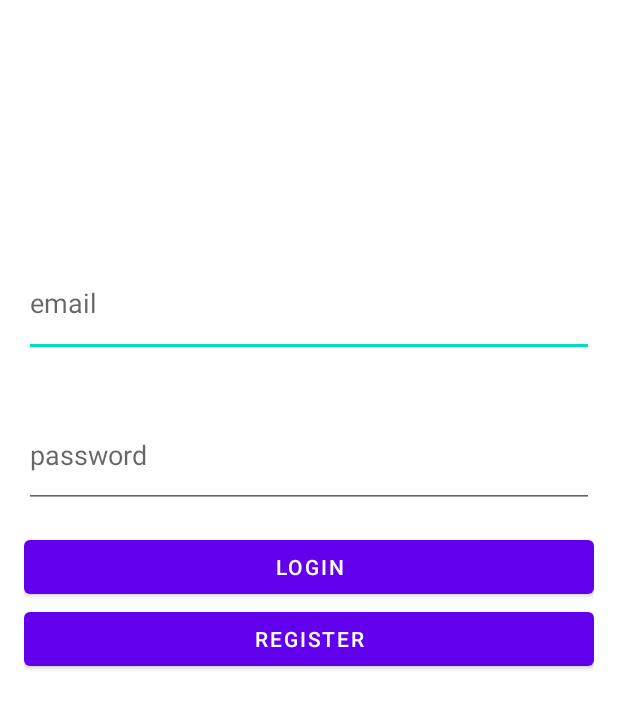
After one commit to ThreeHighlanders/MorningBrew, an Android app: the layout activity_login.xml on its own in the app's theme, with its tools: preview values and no code run, on a phone screen of 412 x 824 dp. The commit adds this screen. Shown: the top 708 px of the screen. Run offline under Robolectric (Android 15) with nearby library versions, the phone set to English and light mode, and no system bars.

Commit message:
Added email and password fields, register button, and connected activity to LoginActivity

```diff
--- a/app/build.gradle
+++ b/app/build.gradle
@@ -38,4 +38,8 @@ dependencies {
     androidTestImplementation 'androidx.test.espresso:espresso-core:3.3.0'
     implementation "com.github.parse-community.Parse-SDK-Android:parse:1.18.5"
 
+
+    implementation 'com.github.parse-community.Parse-SDK-Android:parse:1.25.0'
+    implementation 'com.squareup.okhttp3:logging-interceptor:3.8.1' // for logging API calls to LogCat
+
 }
--- /dev/null
+++ b/app/src/main/res/layout/activity_login.xml
@@ -0,0 +1,48 @@
+<?xml version="1.0" encoding="utf-8"?>
+<LinearLayout
+    xmlns:android="http://schemas.android.com/apk/res/android"
+    xmlns:app="http://schemas.android.com/apk/res-auto"
+    xmlns:tools="http://schemas.android.com/tools"
+    android:layout_width="match_parent"
+    android:layout_height="wrap_content"
+    android:layout_margin= "16dp"
+    android:orientation="vertical"
+    tools:context=".LoginActivity">
+
+    <EditText
+        android:id="@+id/email"
+        android:layout_width="match_parent"
+        android:layout_height="72dp"
+        android:layout_marginTop="150dp"
+        android:layout_marginBottom="15dp"
+        android:layout_weight="1"
+        android:ems="10"
+        android:hint="email"
+        android:inputType="text" />
+
+    <EditText
+        android:id="@+id/password"
+        android:layout_width="match_parent"
+        android:layout_height="70dp"
+        android:layout_marginTop="15dp"
+        android:layout_marginBottom="15dp"
+        android:layout_weight="1"
+        android:ems="10"
+        android:hint="password"
+        android:inputType="textPassword" />
+
+    <Button
+        android:id="@+id/LoginBtn"
+        android:text="Login"
+        android:layout_width="match_parent"
+        android:layout_height="wrap_content"
+        android:layout_weight="1" />
+
+    <Button
+        android:id="@+id/btnRegister"
+        android:layout_width="match_parent"
+        android:layout_height="wrap_content"
+        android:layout_weight="1"
+        android:text="Register" />
+
+</LinearLayout>
```
Also changed, not shown: app/src/main/AndroidManifest.xml (+6 -3 lines), app/src/main/java/com/example/morningbrew/LoginActivity.java (added, +63 -0 lines), app/src/main/res/layout/activity_main.xml (+3 -28 lines).
